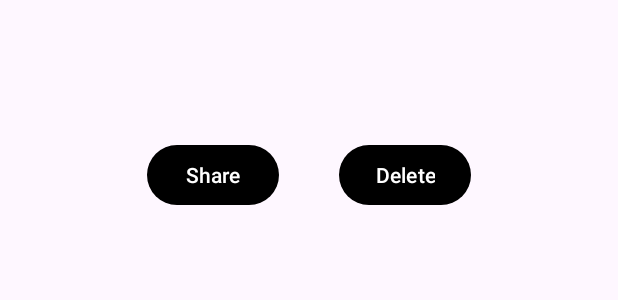
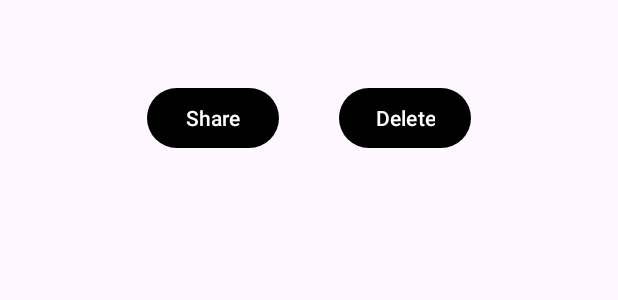
Before and after one commit to Pragnesh0074/CodSoft, an Android app: the layout list_tile.xml on its own in the app's theme, with its tools: preview values and no code run, on a phone screen of 412 x 824 dp. Shown: the top 300 px of the screen. Run offline under Robolectric (Android 15) with nearby library versions, the phone set to English and light mode, and no system bars.

Commit message:
Bug Fix 15/06/2024

```diff
--- a/DayQuote/app/src/main/res/layout/activity_favorite_display.xml
+++ b/DayQuote/app/src/main/res/layout/activity_favorite_display.xml
@@ -26,7 +26,7 @@
         android:id="@+id/quoteListView"
         android:layout_width="0dp"
         android:layout_height="0dp"
-        android:layout_marginTop="1dp"
+        android:layout_marginTop="20dp"
         android:paddingHorizontal="20dp"
         app:layout_constraintBottom_toBottomOf="parent"
         app:layout_constraintEnd_toEndOf="parent"
--- a/DayQuote/app/src/main/res/layout/list_tile.xml
+++ b/DayQuote/app/src/main/res/layout/list_tile.xml
@@ -13,7 +13,6 @@
         android:gravity="clip_horizontal|center|center_vertical"
         android:textColor="#000000"
         android:textSize="18sp"
-        app:layout_constraintBottom_toBottomOf="parent"
         app:layout_constraintEnd_toEndOf="parent"
         app:layout_constraintStart_toStartOf="parent"
         app:layout_constraintTop_toTopOf="parent" />
@@ -22,6 +21,7 @@
         android:layout_width="wrap_content"
         android:layout_height="wrap_content"
         android:layout_marginTop="10dp"
+        android:layout_marginBottom="15dp"
         android:orientation="horizontal"
         app:layout_constraintBottom_toBottomOf="parent"
         app:layout_constraintEnd_toEndOf="parent"
```
Also changed, not shown: DayQuote/app/src/main/java/com/example/dayquote/MainActivity.java (+6 -1 lines).
